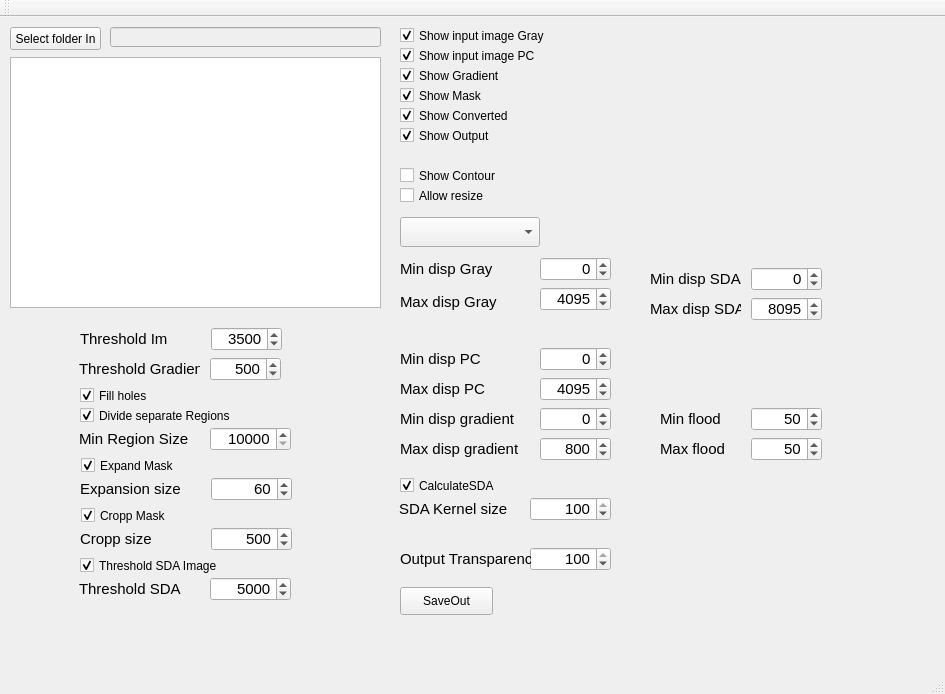
Qt form HipsViever/mainwindow.ui (marcinkociolek/ProjectsPL) before a commit.
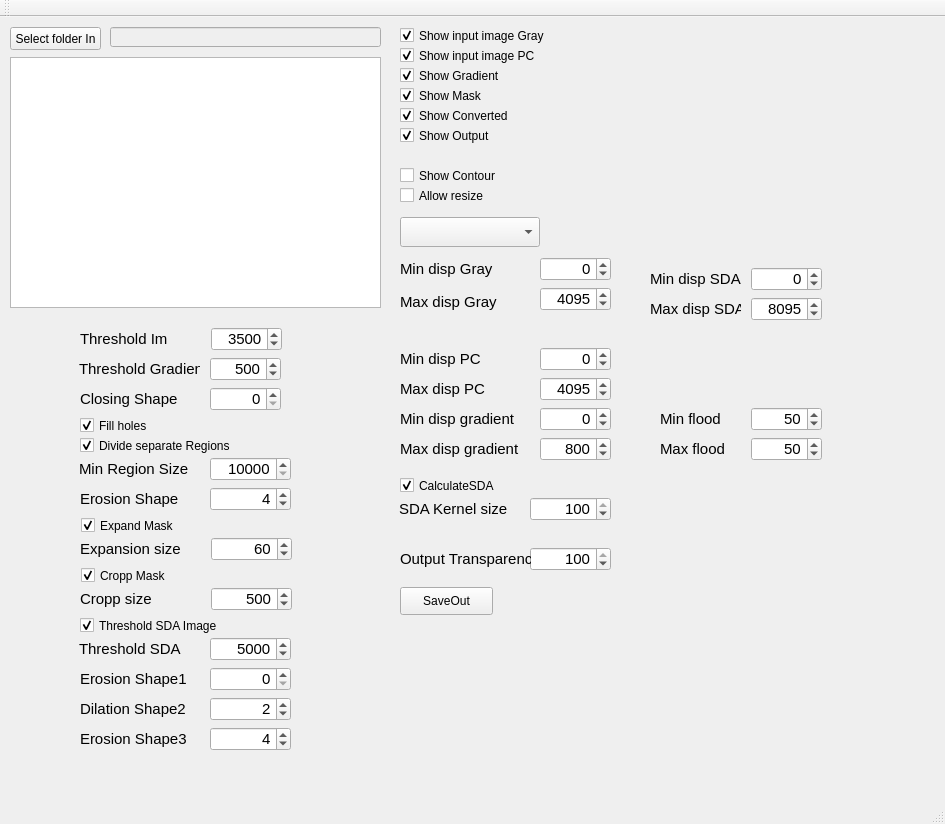
The same form after that commit.

Commit message: hip viewer modyfications

What changed in the file:
```diff
--- a/HipsViever/mainwindow.ui
+++ b/HipsViever/mainwindow.ui
@@ -7,7 +7,7 @@
     <x>0</x>
     <y>0</y>
     <width>945</width>
-    <height>694</height>
+    <height>824</height>
    </rect>
   </property>
   <property name="windowTitle">
@@ -726,7 +726,7 @@
     <property name="geometry">
      <rect>
       <x>80</x>
-      <y>370</y>
+      <y>400</y>
       <width>151</width>
       <height>17</height>
      </rect>
@@ -742,7 +742,7 @@
     <property name="geometry">
      <rect>
       <x>80</x>
-      <y>390</y>
+      <y>420</y>
       <width>171</width>
       <height>17</height>
      </rect>
@@ -758,7 +758,7 @@
     <property name="geometry">
      <rect>
       <x>79</x>
-      <y>410</y>
+      <y>440</y>
       <width>131</width>
       <height>24</height>
      </rect>
@@ -776,7 +776,7 @@
     <property name="geometry">
      <rect>
       <x>210</x>
-      <y>410</y>
+      <y>440</y>
       <width>81</width>
       <height>24</height>
      </rect>
@@ -806,7 +806,7 @@
     <property name="geometry">
      <rect>
       <x>211</x>
-      <y>460</y>
+      <y>520</y>
       <width>81</width>
       <height>24</height>
      </rect>
@@ -836,7 +836,7 @@
     <property name="geometry">
      <rect>
       <x>81</x>
-      <y>440</y>
+      <y>500</y>
       <width>171</width>
       <height>17</height>
      </rect>
@@ -852,7 +852,7 @@
     <property name="geometry">
      <rect>
       <x>80</x>
-      <y>460</y>
+      <y>520</y>
       <width>131</width>
       <height>24</height>
      </rect>
@@ -870,7 +870,7 @@
     <property name="geometry">
      <rect>
       <x>81</x>
-      <y>490</y>
+      <y>550</y>
       <width>171</width>
       <height>17</height>
      </rect>
@@ -886,7 +886,7 @@
     <property name="geometry">
      <rect>
       <x>211</x>
-      <y>510</y>
+      <y>570</y>
       <width>81</width>
       <height>24</height>
      </rect>
@@ -916,7 +916,7 @@
     <property name="geometry">
      <rect>
       <x>80</x>
-      <y>510</y>
+      <y>570</y>
       <width>131</width>
       <height>24</height>
      </rect>
@@ -998,7 +998,7 @@
     <property name="geometry">
      <rect>
       <x>80</x>
-      <y>540</y>
+      <y>600</y>
       <width>171</width>
       <height>17</height>
      </rect>
@@ -1014,7 +1014,7 @@
     <property name="geometry">
      <rect>
       <x>79</x>
-      <y>560</y>
+      <y>620</y>
       <width>131</width>
       <height>24</height>
      </rect>
@@ -1032,7 +1032,7 @@
     <property name="geometry">
      <rect>
       <x>210</x>
-      <y>560</y>
+      <y>620</y>
       <width>81</width>
       <height>24</height>
      </rect>
@@ -1151,6 +1151,246 @@
      <bool>false</bool>
     </property>
    </widget>
+   <widget class="QLabel" name="labelMaxDispGradient_10">
+    <property name="geometry">
+     <rect>
+      <x>80</x>
+      <y>470</y>
+      <width>131</width>
+      <height>24</height>
+     </rect>
+    </property>
+    <property name="font">
+     <font>
+      <pointsize>11</pointsize>
+     </font>
+    </property>
+    <property name="text">
+     <string>Erosion Shape</string>
+    </property>
+   </widget>
+   <widget class="QSpinBox" name="spinBoxErosionShape">
+    <property name="geometry">
+     <rect>
+      <x>210</x>
+      <y>470</y>
+      <width>81</width>
+      <height>24</height>
+     </rect>
+    </property>
+    <property name="font">
+     <font>
+      <pointsize>11</pointsize>
+     </font>
+    </property>
+    <property name="alignment">
+     <set>Qt::AlignRight|Qt::AlignTrailing|Qt::AlignVCenter</set>
+    </property>
+    <property name="minimum">
+     <number>0</number>
+    </property>
+    <property name="maximum">
+     <number>9</number>
+    </property>
+    <property name="singleStep">
+     <number>1</number>
+    </property>
+    <property name="value">
+     <number>4</number>
+    </property>
+   </widget>
+   <widget class="QLabel" name="labelMaxDispGradient_11">
+    <property name="geometry">
+     <rect>
+      <x>80</x>
+      <y>370</y>
+      <width>131</width>
+      <height>24</height>
+     </rect>
+    </property>
+    <property name="font">
+     <font>
+      <pointsize>11</pointsize>
+     </font>
+    </property>
+    <property name="text">
+     <string>Closing Shape</string>
+    </property>
+   </widget>
+   <widget class="QSpinBox" name="spinBoxClosingShape">
+    <property name="geometry">
+     <rect>
+      <x>210</x>
+      <y>370</y>
+      <width>71</width>
+      <height>24</height>
+     </rect>
+    </property>
+    <property name="font">
+     <font>
+      <pointsize>11</pointsize>
+     </font>
+    </property>
+    <property name="alignment">
+     <set>Qt::AlignRight|Qt::AlignTrailing|Qt::AlignVCenter</set>
+    </property>
+    <property name="minimum">
+     <number>0</number>
+    </property>
+    <property name="maximum">
+     <number>9</number>
+    </property>
+    <property name="singleStep">
+     <number>1</number>
+    </property>
+    <property name="value">
+     <number>0</number>
+    </property>
+   </widget>
+   <widget class="QLabel" name="labelMaxDispGradient_12">
+    <property name="geometry">
+     <rect>
+      <x>80</x>
+      <y>650</y>
+      <width>131</width>
+      <height>24</height>
+     </rect>
+    </property>
+    <property name="font">
+     <font>
+      <pointsize>11</pointsize>
+     </font>
+    </property>
+    <property name="text">
+     <string>Erosion Shape1</string>
+    </property>
+   </widget>
+   <widget class="QSpinBox" name="spinBoxErosionShape1">
+    <property name="geometry">
+     <rect>
+      <x>210</x>
+      <y>650</y>
+      <width>81</width>
+      <height>24</height>
+     </rect>
+    </property>
+    <property name="font">
+     <font>
+      <pointsize>11</pointsize>
+     </font>
+    </property>
+    <property name="alignment">
+     <set>Qt::AlignRight|Qt::AlignTrailing|Qt::AlignVCenter</set>
+    </property>
+    <property name="minimum">
+     <number>0</number>
+    </property>
+    <property name="maximum">
+     <number>9</number>
+    </property>
+    <property name="singleStep">
+     <number>1</number>
+    </property>
+    <property name="value">
+     <number>0</number>
+    </property>
+   </widget>
+   <widget class="QSpinBox" name="spinBoxDilationShape2">
+    <property name="geometry">
+     <rect>
+      <x>210</x>
+      <y>680</y>
+      <width>81</width>
+      <height>24</height>
+     </rect>
+    </property>
+    <property name="font">
+     <font>
+      <pointsize>11</pointsize>
+     </font>
+    </property>
+    <property name="alignment">
+     <set>Qt::AlignRight|Qt::AlignTrailing|Qt::AlignVCenter</set>
+    </property>
+    <property name="minimum">
+     <number>0</number>
+    </property>
+    <property name="maximum">
+     <number>9</number>
+    </property>
+    <property name="singleStep">
+     <number>1</number>
+    </property>
+    <property name="value">
+     <number>2</number>
+    </property>
+   </widget>
+   <widget class="QLabel" name="labelMaxDispGradient_13">
+    <property name="geometry">
+     <rect>
+      <x>80</x>
+      <y>680</y>
+      <width>131</width>
+      <height>24</height>
+     </rect>
+    </property>
+    <property name="font">
+     <font>
+      <pointsize>11</pointsize>
+     </font>
+    </property>
+    <property name="text">
+     <string>Dilation Shape2</string>
+    </property>
+   </widget>
+   <widget class="QSpinBox" name="spinBoxErosionShape3">
+    <property name="geometry">
+     <rect>
+      <x>210</x>
+      <y>710</y>
+      <width>81</width>
+      <height>24</height>
+     </rect>
+    </property>
+    <property name="font">
+     <font>
+      <pointsize>11</pointsize>
+     </font>
+    </property>
+    <property name="alignment">
+     <set>Qt::AlignRight|Qt::AlignTrailing|Qt::AlignVCenter</set>
+    </property>
+    <property name="minimum">
+     <number>0</number>
+    </property>
+    <property name="maximum">
+     <number>9</number>
+    </property>
+    <property name="singleStep">
+     <number>1</number>
+    </property>
+    <property name="value">
+     <number>4</number>
+    </property>
+   </widget>
+   <widget class="QLabel" name="labelMaxDispGradient_14">
+    <property name="geometry">
+     <rect>
+      <x>80</x>
+      <y>710</y>
+      <width>131</width>
+      <height>24</height>
+     </rect>
+    </property>
+    <property name="font">
+     <font>
+      <pointsize>11</pointsize>
+     </font>
+    </property>
+    <property name="text">
+     <string>Erosion Shape3</string>
+    </property>
+   </widget>
   </widget>
   <widget class="QMenuBar" name="menuBar">
    <property name="geometry">
```
Left out of the diff: 2 changed lines with no effect on the pictures. The commit also changes 2 other files.
